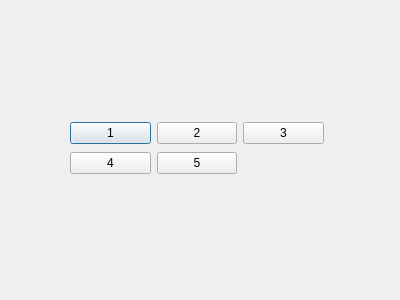
This is calc_form.ui in hanglider/Forma as Qt 5 draws it before an edit. The edited form follows.
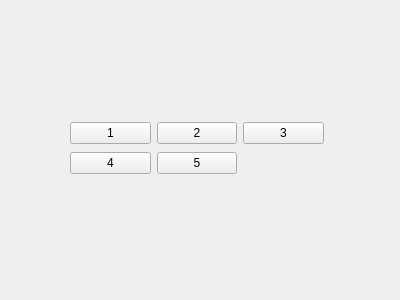
This is the edited form.

Diff of the .ui file:
```diff
--- a/calc_form.ui
+++ b/calc_form.ui
@@ -1,7 +1,7 @@
 <?xml version="1.0" encoding="UTF-8"?>
 <ui version="4.0">
- <class>Calc_form</class>
- <widget class="QDialog" name="Calc_form">
+ <class>Calc_Form</class>
+ <widget class="QWidget" name="Calc_Form">
   <property name="geometry">
    <rect>
     <x>0</x>
@@ -13,7 +13,7 @@
   <property name="windowTitle">
    <string>Dialog</string>
   </property>
-  <widget class="QWidget" name="">
+  <widget class="QWidget" name="layoutWidget">
    <property name="geometry">
     <rect>
      <x>70</x>
```
Left out of the diff: 2 changed lines with no effect on the pictures.
